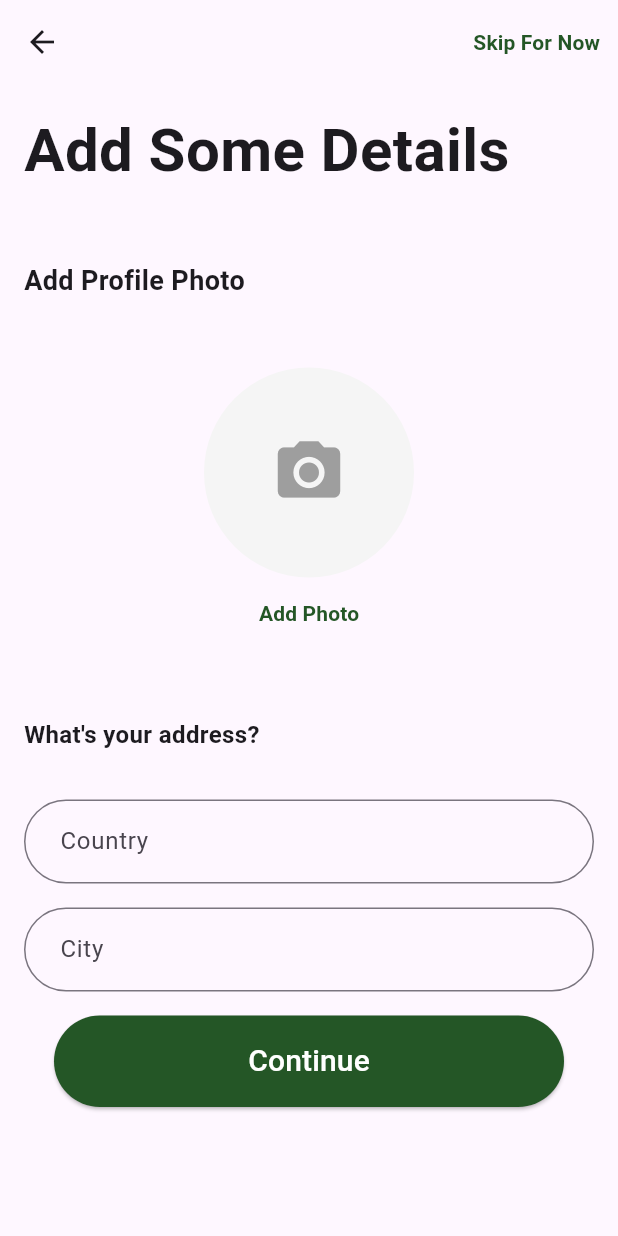
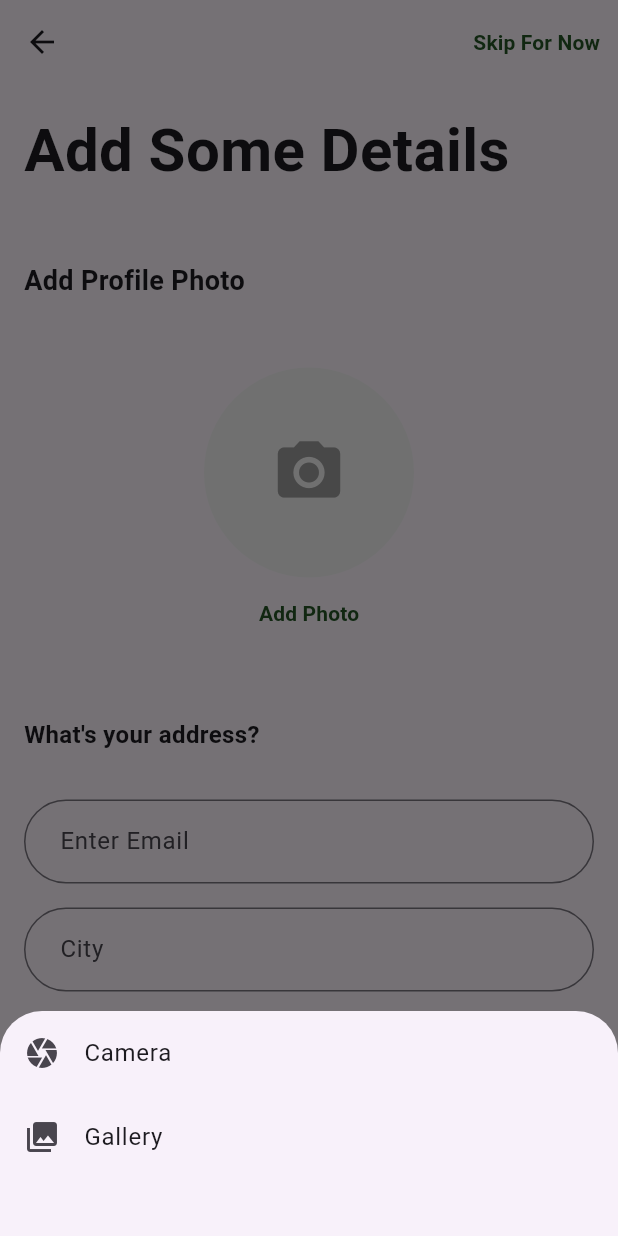
Before and after one commit to AbdulazizAlkhars/sulalh, a Flutter app: the AddSomeDetailsPage screen opened directly, after a tap on "Add Photo", on a phone screen of 412 x 824 dp. Run offline on Flutter 3.47's test engine with Material 2 defaults, Android fonts, the phone set to English and light mode, and no system bars; our stand-ins replace image_picker.

Commit message:
Add Photo Function Added

```diff
--- a/lib/Account_Setup/Add_Some_Details.dart
+++ b/lib/Account_Setup/Add_Some_Details.dart
@@ -2,11 +2,59 @@ import 'package:flutter/material.dart';
 import 'package:hathera_demo/Animal_Information/Animal_General_Information.dart';
 import 'package:hathera_demo/Widgets/Button.dart';
 import 'package:hathera_demo/Widgets/Textformfield.dart';
+import 'package:image_picker/image_picker.dart';
+import 'dart:io';
 
-class AddSomeDetailsPage extends StatelessWidget {
+class AddSomeDetailsPage extends StatefulWidget {
+  @override
+  _AddSomeDetailsPageState createState() => _AddSomeDetailsPageState();
+}
+
+class _AddSomeDetailsPageState extends State<AddSomeDetailsPage> {
+  final ImagePicker _picker = ImagePicker();
+  File? _selectedImage;
+
   void _showImagePicker(BuildContext context) {
-    // Code for showing the modal bottom sheet
-    // ...
+    showModalBottomSheet(
+      context: context,
+      builder: (BuildContext context) {
+        return Container(
+          height: 150,
+          child: Column(
+            children: [
+              ListTile(
+                leading: const Icon(Icons.camera),
+                title: const Text('Camera'),
+                onTap: () async {
+                  Navigator.pop(context);
+                  final pickedImage =
+                      await _picker.getImage(source: ImageSource.camera);
+                  if (pickedImage != null) {
+                    setState(() {
+                      _selectedImage = File(pickedImage.path);
+                    });
+                  }
+                },
+              ),
+              ListTile(
+                leading: const Icon(Icons.photo_library),
+                title: const Text('Gallery'),
+                onTap: () async {
+                  Navigator.pop(context);
+                  final pickedImage =
+                      await _picker.getImage(source: ImageSource.gallery);
+                  if (pickedImage != null) {
+                    setState(() {
+                      _selectedImage = File(pickedImage.path);
+                    });
+                  }
+                },
+              ),
+            ],
+          ),
+        );
+      },
+    );
   }
 
   @override
@@ -62,24 +110,26 @@ class AddSomeDetailsPage extends StatelessWidget {
               const SizedBox(height: 45),
               Center(
                 child: GestureDetector(
-                  onTap: () => _showImagePicker(context),
                   child: CircleAvatar(
                     radius: 70,
                     backgroundColor: Colors.grey[100],
-                    child: const Icon(
-                      Icons.camera_alt,
-                      size: 50,
-                      color: Colors.grey,
-                    ),
+                    backgroundImage: _selectedImage != null
+                        ? FileImage(_selectedImage!)
+                        : null,
+                    child: _selectedImage == null
+                        ? const Icon(
+                            Icons.camera_alt,
+                            size: 50,
+                            color: Colors.grey,
+                          )
+                        : null,
                   ),
                 ),
               ),
-
               Center(
                 child: TextButton(
                   onPressed: () {
-                    // Handle "Add Photo" button press
-                    // Add your code here
+                    _showImagePicker(context);
                   },
                   child: const Text(
                     'Add Photo',
@@ -92,7 +142,6 @@ class AddSomeDetailsPage extends StatelessWidget {
                 ),
               ),
               const SizedBox(height: 45),
-
               const Text(
                 "What's your address?",
                 style: TextStyle(
@@ -101,30 +150,26 @@ class AddSomeDetailsPage extends StatelessWidget {
                 ),
               ),
               const SizedBox(height: 32),
-              CustomTextFormField(
+              const CustomTextFormField(
                 keyboardType: TextInputType.emailAddress,
-                labelText: 'Country',
+                labelText: 'Enter Email',
               ),
-
               const SizedBox(height: 16),
-              CustomTextFormField(
+              const CustomTextFormField(
                 keyboardType: TextInputType.emailAddress,
                 labelText: 'City',
               ),
-              const SizedBox(height: 16),
+              const SizedBox(height: 80),
               ButtonWidget(
                 onPressed: () {
                   Navigator.push(
                     context,
                     MaterialPageRoute(
-                        builder: (context) => AddSomeDetailsPage()),
+                        builder: (context) => AnimalgenifnoPage()),
                   );
-                  // Add your continue button logic here
                 },
                 buttonText: 'Continue',
               ),
-
-              // Add your additional widgets here
             ],
           ),
         ),
--- a/lib/Widgets/Button.dart
+++ b/lib/Widgets/Button.dart
@@ -18,7 +18,6 @@ class ButtonWidget extends StatelessWidget {
   Widget build(BuildContext context) {
     return Container(
       width: double.infinity,
-      margin: const EdgeInsets.symmetric(horizontal: 20),
       child: ElevatedButton(
         onPressed: onPressed,
         style: ElevatedButton.styleFrom(
--- a/lib/main.dart
+++ b/lib/main.dart
@@ -1,11 +1,5 @@
 import 'package:flutter/material.dart';
-import 'package:hathera_demo/Account_Setup/Add_Personal_Information.dart';
-import 'package:hathera_demo/Account_Setup/Add_Some_Details.dart';
-import 'package:hathera_demo/signup/Signup_With_Email.dart';
-import 'package:hathera_demo/Animal_Information/Animal_General_Information.dart';
-import 'package:hathera_demo/signup/Create_Password.dart';
 import 'package:hathera_demo/signup/Signup_With_Phone.dart';
-import 'package:hathera_demo/signup/Enter_Phone_OTP.dart';
 
 void main() {
   runApp(const MyApp());
--- a/lib/signup/Signup_With_Email.dart
+++ b/lib/signup/Signup_With_Email.dart
@@ -83,7 +83,9 @@ class _EmailSignupPageState extends State<EmailSignupPage> {
                       ),
                     ),
                     const SizedBox(height: 20),
-                    ButtonWidget(
+                    Container(
+                      margin: const EdgeInsets.symmetric(horizontal: 20),
+                      child: ButtonWidget(
                         onPressed: () {
                           Navigator.push(
                             context,
@@ -93,6 +95,7 @@ class _EmailSignupPageState extends State<EmailSignupPage> {
                           // Add your continue button logic here
                         },
                         buttonText: 'Continue',
+                      ),
                     ),
                     const SizedBox(height: 25),
                     Container(
--- a/pubspec.yaml
+++ b/pubspec.yaml
@@ -30,13 +30,15 @@ environment:
 dependencies:
   flutter:
     sdk: flutter
-  image_picker: ^0.8.8
+  image_picker: ^0.8.3
+  permission_handler: ^10.3.0
 
 
 
   # The following adds the Cupertino Icons font to your application.
   # Use with the CupertinoIcons class for iOS style icons.
   cupertino_icons: ^1.0.2
+
 
 dev_dependencies:
   flutter_test:
```
Also changed, not shown: lib/signup/Signup_With_Phone.dart (+5 -2 lines), pubspec.lock, 5 other files. Lines whose indentation alone changed are shown as unchanged.
